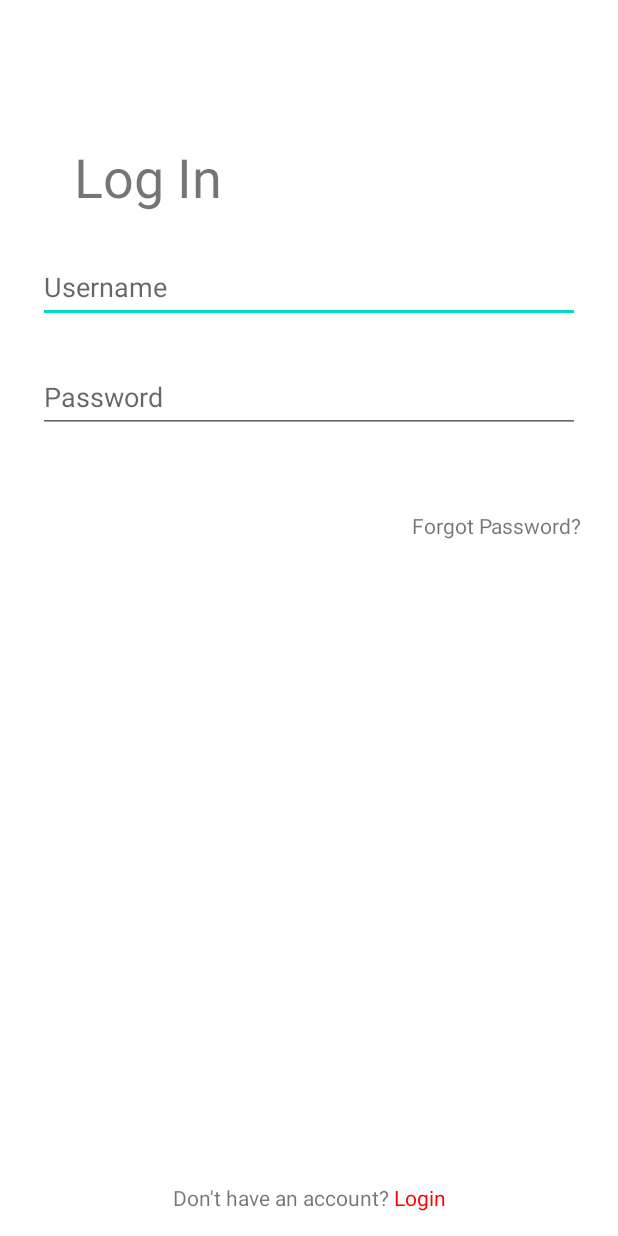
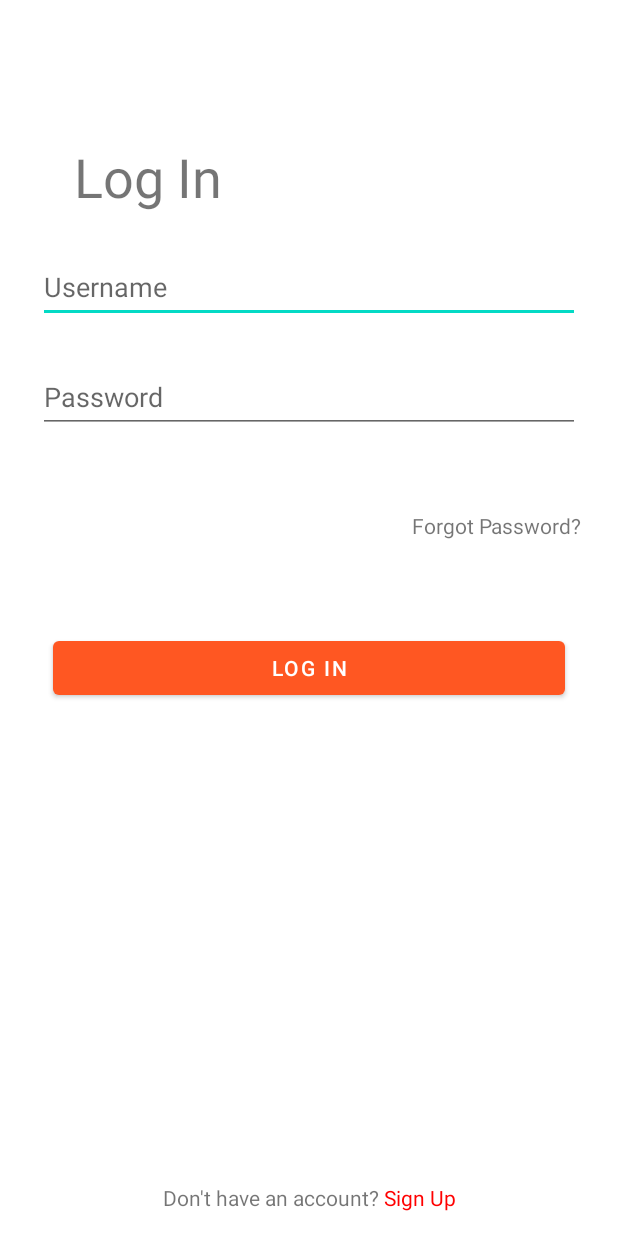
Before and after one commit to bhattshrey24/News-App-Using-Kotlin, an Android app: the screen it shows after launch (AuthenticationActivity), on a phone screen of 412 x 824 dp. Run offline under Robolectric (Android 15) with nearby library versions, the phone set to English and light mode, and no system bars.

Commit message:
Added SignUp Ui and made clickable text switch fragments

```diff
--- a/app/src/main/java/com/example/newsappusingkotlin/AuthenticationActivity.kt
+++ b/app/src/main/java/com/example/newsappusingkotlin/AuthenticationActivity.kt
@@ -1,14 +1,6 @@
 package com.example.newsappusingkotlin
 
-import android.graphics.Color
 import android.os.Bundle
-import android.text.SpannableString
-import android.text.Spanned
-import android.text.TextPaint
-import android.text.method.LinkMovementMethod
-import android.text.style.ClickableSpan
-import android.view.View
-import android.widget.Toast
 import androidx.appcompat.app.AppCompatActivity
 import com.example.newsappusingkotlin.databinding.ActivityAuthenticationBinding
 
@@ -23,28 +15,14 @@ class AuthenticationActivity : AppCompatActivity() {
         setContentView(binding.root)
 
         supportActionBar?.hide()//removes the app/title bar
-        binding.circularProgressBar.visibility = View.GONE
-        makePartOfTextClickable()// This method basically makes a part of Text clickable Like in "Dont have an account already?Login" here we can precisely make just "Login" part clickable
-    }
 
-    private fun makePartOfTextClickable() {
-        val ss = SpannableString("Don't have an account? Login")
-        val clickableSpan: ClickableSpan = object : ClickableSpan() {
-            override fun onClick(textView: View) {
-                // startActivity(Intent(this@AuthenticationActivity, NextActivity::class.java))
-                Toast.makeText(this@AuthenticationActivity, "Yo Clicked", Toast.LENGTH_LONG).show()
-            }
+        val loginFragment = LoginFragment(binding.fragmentContainer)// passing fragmentContainer in constructor cause we want to change/replace fragment from another fragment ie. when user clicks on "Already has an account" or "Dont have an account"
 
-            override fun updateDrawState(ds: TextPaint) {
-                super.updateDrawState(ds)
-                ds.color = Color.RED
-                ds.isUnderlineText = false // if it's true then it will underline the text
-            }
+        supportFragmentManager.beginTransaction().apply { // In start We display Login Page , cause we are assuming that user already has an account
+            replace(binding.fragmentContainer.id, loginFragment)
+            commit()
         }
-        ss.setSpan(clickableSpan, 23, ss.length, Spanned.SPAN_EXCLUSIVE_EXCLUSIVE);
-        binding.TextViewDontHaveAccount.movementMethod = LinkMovementMethod.getInstance()
-        binding.TextViewDontHaveAccount.text = ss
-        binding.TextViewDontHaveAccount.highlightColor = Color.TRANSPARENT
+
 
     }
 
--- /dev/null
+++ b/app/src/main/java/com/example/newsappusingkotlin/LoginFragment.kt
@@ -0,0 +1,71 @@
+package com.example.newsappusingkotlin
+
+import android.graphics.Color
+import android.os.Bundle
+import android.text.SpannableString
+import android.text.Spanned
+import android.text.TextPaint
+import android.text.method.LinkMovementMethod
+import android.text.style.ClickableSpan
+import android.view.LayoutInflater
+import android.view.View
+import android.view.ViewGroup
+import android.widget.FrameLayout
+import android.widget.Toast
+import androidx.fragment.app.Fragment
+import com.example.newsappusingkotlin.databinding.ActivityMainBinding
+import com.example.newsappusingkotlin.databinding.FragmentLoginBinding
+
+
+class LoginFragment(myFragmentContainer:FrameLayout?) : Fragment(){
+
+    private val binding: FragmentLoginBinding by lazy {
+        FragmentLoginBinding.inflate(layoutInflater, null, false)
+    }
+
+    private var fragmentContainer:FrameLayout?=null // passed fragmentContainer as constructor  which is present in "Authentication activity" because we need it here to replace the fragment when use clicks on "Already Have an Account.."
+
+    init {
+        fragmentContainer=myFragmentContainer // this is how we use values provided as constructor ie we save it in a local variable inside Init
+    }
+
+    override fun onCreateView(
+        inflater: LayoutInflater,
+        container: ViewGroup?,
+        savedInstanceState: Bundle?
+    ): View? {
+        return binding.root
+    }
+
+    override fun onCreate(savedInstanceState: Bundle?) {
+        super.onCreate(savedInstanceState)
+        makePartOfTextClickable()// This method basically makes a part of Text clickable Like in "Dont have an account already?Login" here we can precisely make just "Login" part clickable
+        binding.loginPageCircularProgressBar.visibility = View.GONE
+
+    }
+
+    private fun makePartOfTextClickable() {
+        val ss = SpannableString("Don't have an account? Sign Up")
+        val clickableSpan: ClickableSpan = object : ClickableSpan() {
+            override fun onClick(textView: View) {
+                // startActivity(Intent(this@AuthenticationActivity, NextActivity::class.java))
+                val signUpFragment = SignUpFragment(fragmentContainer)
+                parentFragmentManager.beginTransaction().apply {
+                    replace(fragmentContainer!!.id,signUpFragment)
+                    commit()
+                }
+            }
+
+            override fun updateDrawState(ds: TextPaint) {
+                super.updateDrawState(ds)
+                ds.color = Color.RED
+                ds.isUnderlineText = false // if it's true then it will underline the text
+            }
+        }
+        ss.setSpan(clickableSpan, 23, ss.length, Spanned.SPAN_EXCLUSIVE_EXCLUSIVE);
+        binding.TextViewDontHaveAccount.movementMethod = LinkMovementMethod.getInstance()
+        binding.TextViewDontHaveAccount.text = ss
+        binding.TextViewDontHaveAccount.highlightColor = Color.TRANSPARENT
+    }
+
+}
--- a/app/src/main/res/layout/activity_authentication.xml
+++ b/app/src/main/res/layout/activity_authentication.xml
@@ -6,73 +6,9 @@
     android:layout_height="match_parent"
     tools:context=".AuthenticationActivity">
 
-    <TextView
-        android:id="@+id/TextViewLogin"
-        android:layout_width="wrap_content"
-        android:layout_height="wrap_content"
-        android:layout_marginStart="49dp"
-        android:layout_marginTop="93dp"
-        android:text="Log In"
-        android:textSize="36sp"
-        app:layout_constraintStart_toStartOf="parent"
-        app:layout_constraintTop_toTopOf="parent" />
-
-    <EditText
-        android:id="@+id/editTextUsername"
-        android:layout_width="match_parent"
-        android:layout_height="48dp"
-        android:layout_margin="25dp"
-        android:layout_marginTop="38dp"
-        android:layout_marginEnd="25dp"
-        android:ems="10"
-        android:hint="Username"
-        android:inputType="textPersonName"
-        app:layout_constraintEnd_toEndOf="parent"
-        app:layout_constraintTop_toBottomOf="@+id/TextViewLogin" />
-
-    <EditText
-        android:id="@+id/editTextTextPassword"
-        android:layout_width="match_parent"
-        android:layout_height="48dp"
-        android:layout_margin="25dp"
-        android:layout_marginStart="25dp"
-        android:layout_marginTop="59dp"
-        android:ems="10"
-        android:hint="Password"
-        android:inputType="textPassword"
-        app:layout_constraintStart_toStartOf="parent"
-        app:layout_constraintTop_toBottomOf="@+id/editTextUsername" />
-
-    <TextView
-        android:id="@+id/TextViewForgotPassowrd"
-        android:layout_width="wrap_content"
-        android:layout_height="wrap_content"
-        android:layout_marginTop="52dp"
-        android:layout_marginEnd="24dp"
-        android:text="Forgot Password?"
-        app:layout_constraintEnd_toEndOf="parent"
-        app:layout_constraintTop_toBottomOf="@+id/editTextTextPassword" />
-
-    <TextView
-        android:id="@+id/TextViewDontHaveAccount"
-        android:layout_width="wrap_content"
-        android:layout_height="wrap_content"
-        android:layout_marginStart="116dp"
-        android:layout_marginEnd="115dp"
-        android:layout_marginBottom="16dp"
-        android:text="Don't have an account? Login"
-        app:layout_constraintBottom_toBottomOf="parent"
-        app:layout_constraintEnd_toEndOf="parent"
-        app:layout_constraintStart_toStartOf="parent" />
-
-    <ProgressBar
-        android:id="@+id/circularProgressBar"
-        style="?android:attr/progressBarStyle"
-        android:layout_width="wrap_content"
-        android:layout_height="wrap_content"
-        app:layout_constraintTop_toTopOf="parent"
-        app:layout_constraintBottom_toBottomOf="parent"
-        app:layout_constraintLeft_toLeftOf="parent"
-        app:layout_constraintRight_toRightOf="parent"/>
+   <FrameLayout
+       android:id="@+id/fragmentContainer"
+       android:layout_width="match_parent"
+       android:layout_height="match_parent"/>
 
 </androidx.constraintlayout.widget.ConstraintLayout>
--- /dev/null
+++ b/app/src/main/res/layout/fragment_login.xml
@@ -0,0 +1,90 @@
+<?xml version="1.0" encoding="utf-8"?>
+<androidx.constraintlayout.widget.ConstraintLayout xmlns:android="http://schemas.android.com/apk/res/android"
+    xmlns:tools="http://schemas.android.com/tools"
+    android:layout_width="match_parent"
+    android:layout_height="match_parent"
+    xmlns:app="http://schemas.android.com/apk/res-auto"
+    tools:context=".LoginFragment">
+
+    <TextView
+        android:id="@+id/TextViewLogin"
+        android:layout_width="wrap_content"
+        android:layout_height="wrap_content"
+        android:layout_marginStart="49dp"
+        android:layout_marginTop="93dp"
+        android:text="Log In"
+        android:textSize="36sp"
+        app:layout_constraintStart_toStartOf="parent"
+        app:layout_constraintTop_toTopOf="parent" />
+
+    <EditText
+        android:id="@+id/editTextUsername"
+        android:layout_width="match_parent"
+        android:layout_height="48dp"
+        android:layout_margin="25dp"
+        android:layout_marginTop="38dp"
+        android:layout_marginEnd="25dp"
+        android:ems="10"
+        android:hint="Username"
+        android:inputType="textPersonName"
+        app:layout_constraintEnd_toEndOf="parent"
+        app:layout_constraintTop_toBottomOf="@+id/TextViewLogin" />
+
+    <EditText
+        android:id="@+id/editTextTextPassword"
+        android:layout_width="match_parent"
+        android:layout_height="48dp"
+        android:layout_margin="25dp"
+        android:layout_marginStart="25dp"
+        android:layout_marginTop="59dp"
+        android:ems="10"
+        android:hint="Password"
+        android:inputType="textPassword"
+        app:layout_constraintStart_toStartOf="parent"
+        app:layout_constraintTop_toBottomOf="@+id/editTextUsername" />
+
+    <TextView
+        android:id="@+id/TextViewForgotPassowrd"
+        android:layout_width="wrap_content"
+        android:layout_height="wrap_content"
+        android:layout_marginTop="52dp"
+        android:layout_marginEnd="24dp"
+        android:text="Forgot Password?"
+        app:layout_constraintEnd_toEndOf="parent"
+        app:layout_constraintTop_toBottomOf="@+id/editTextTextPassword" />
+
+    <TextView
+        android:id="@+id/TextViewDontHaveAccount"
+        android:layout_width="wrap_content"
+        android:layout_height="wrap_content"
+        android:layout_marginStart="116dp"
+        android:layout_marginEnd="115dp"
+        android:layout_marginBottom="16dp"
+        android:text="Don't have an account? Sign Up"
+        app:layout_constraintBottom_toBottomOf="parent"
+        app:layout_constraintEnd_toEndOf="parent"
+        app:layout_constraintStart_toStartOf="parent" />
+
+    <Button
+        android:id="@+id/button"
+        android:layout_width="match_parent"
+        android:layout_height="wrap_content"
+        android:layout_marginStart="35dp"
+        android:layout_marginTop="61dp"
+        android:layout_marginEnd="35dp"
+        android:text="Log In"
+        app:layout_constraintEnd_toEndOf="parent"
+        app:layout_constraintStart_toStartOf="parent"
+        app:layout_constraintTop_toBottomOf="@+id/TextViewForgotPassowrd" />
+
+    <ProgressBar
+        android:id="@+id/loginPageCircularProgressBar"
+        style="?android:attr/progressBarStyle"
+        android:layout_width="wrap_content"
+        android:layout_height="wrap_content"
+        app:layout_constraintTop_toTopOf="parent"
+        app:layout_constraintBottom_toBottomOf="parent"
+        app:layout_constraintLeft_toLeftOf="parent"
+        app:layout_constraintRight_toRightOf="parent"/>
+
+</androidx.constraintlayout.widget.ConstraintLayout>
```
Also changed, not shown: app/src/main/java/com/example/newsappusingkotlin/SignUpFragment.kt (added, +71 -0 lines), app/src/main/res/layout/fragment_sign_up.xml (added, +114 -0 lines).
